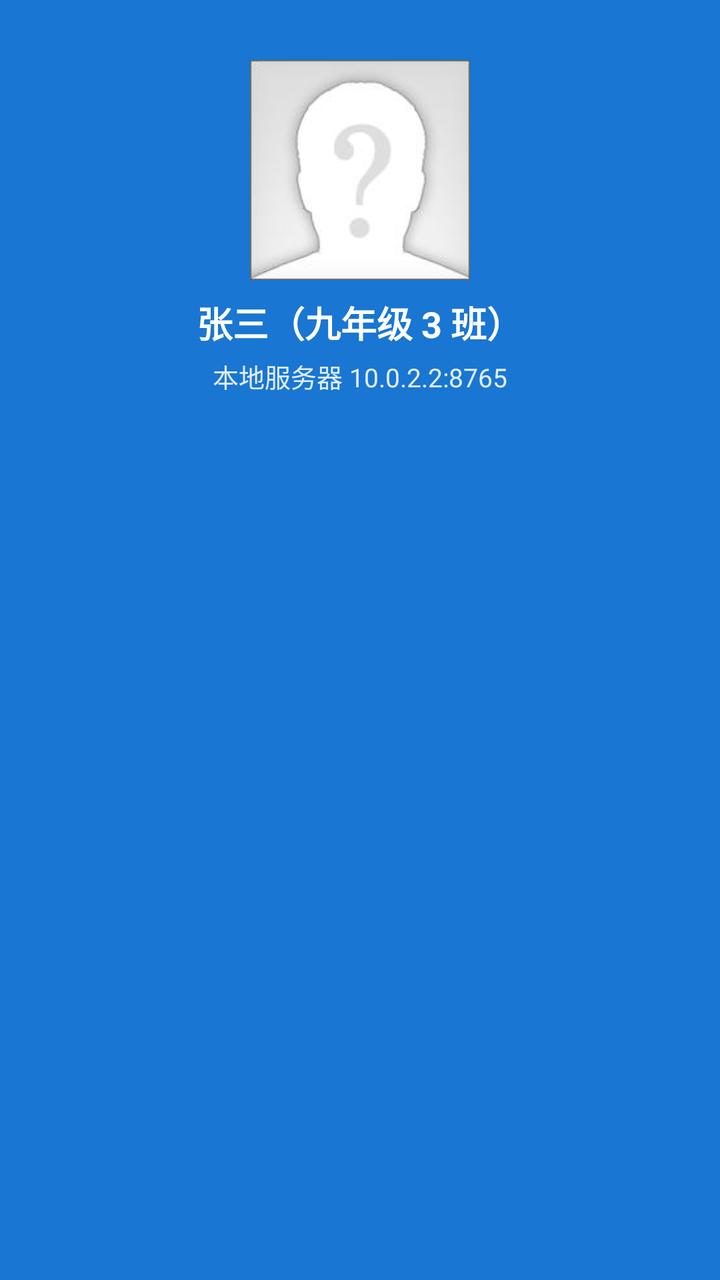
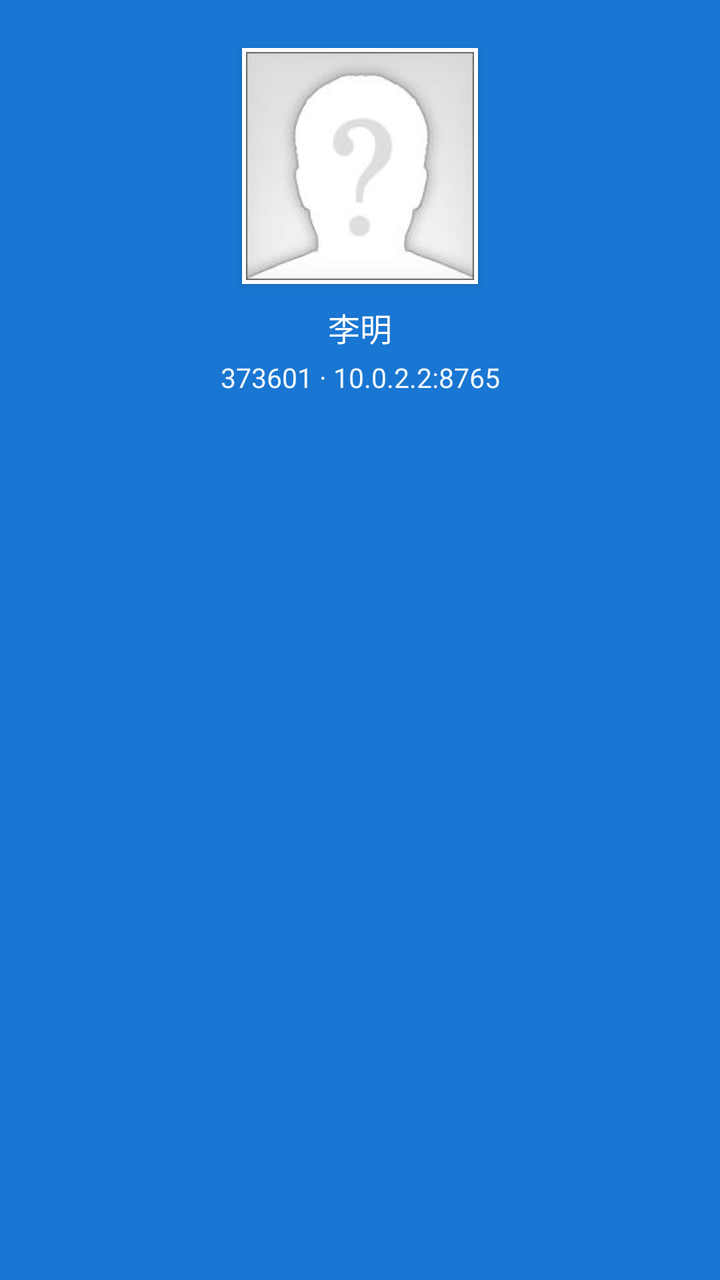

Two renders of the same Android screen: before a commit and after it. Below are the layout's source before the change and the commit's diff.
<!-- AndroidManifest.xml: application theme AppTheme -->
<!-- res/layout/drawer_header.xml -->
<?xml version="1.0" encoding="utf-8"?>
<LinearLayout xmlns:android="http://schemas.android.com/apk/res/android"
    android:layout_width="match_parent"
    android:layout_height="wrap_content"
    android:background="@color/primaryColor"
    android:gravity="center_horizontal"
    android:orientation="vertical"
    android:paddingTop="30dp"
    android:paddingBottom="20dp">

    <ImageView
        android:id="@+id/iv_thumbnail"
        android:layout_width="110dp"
        android:layout_height="110dp"
        android:layout_marginBottom="8dp"
        android:scaleType="centerCrop"
        android:src="@drawable/no_pic" />

    <TextView
        android:id="@+id/textViewStudentName"
        android:layout_width="wrap_content"
        android:layout_height="wrap_content"
        android:text="张三（九年级 3 班）"
        android:textAppearance="?android:textAppearanceMedium"
        android:textColor="#FFFFFFFF"
        android:textStyle="bold" />

    <TextView
        android:id="@+id/textViewServerInfo"
        android:layout_width="match_parent"
        android:layout_height="wrap_content"
        android:layout_marginTop="4dp"
        android:gravity="center"
        android:text="本地服务器 10.0.2.2:8765"
        android:textColor="#DDFFFFFF"
        android:textSize="13sp" />
</LinearLayout>
<!-- resources referenced by this layout -->
<resources>
  <color name="primaryColor">#FF1976D2</color>
  <!-- drawable no_pic: jpg bitmap (drawable, 3181 bytes) -->
  <style name="AppTheme" parent="Theme.MaterialComponents.Light.DarkActionBar">
          <item name="colorPrimary">@color/primaryColor</item>
          <item name="colorPrimaryDark">@color/primaryDarkColor</item>
          <item name="colorAccent">@color/primaryColor</item>
      </style>
  <color name="primaryDarkColor">#FF004BA0</color>
</resources>

<!-- the commit's change to res/layout/drawer_header.xml (unified diff, before → after) -->
@@ -5,14 +5,17 @@
     android:background="@color/primaryColor"
     android:gravity="center_horizontal"
     android:orientation="vertical"
-    android:paddingTop="30dp"
-    android:paddingBottom="20dp">
+    android:paddingTop="24dp"
+    android:paddingBottom="18dp">
 
     <ImageView
         android:id="@+id/iv_thumbnail"
-        android:layout_width="110dp"
-        android:layout_height="110dp"
-        android:layout_marginBottom="8dp"
+        android:layout_width="118dp"
+        android:layout_height="118dp"
+        android:layout_marginBottom="10dp"
+        android:background="#FFFFFFFF"
+        android:elevation="2dp"
+        android:padding="2dp"
         android:scaleType="centerCrop"
         android:src="@drawable/no_pic" />
 
@@ -20,10 +23,10 @@
         android:id="@+id/textViewStudentName"
         android:layout_width="wrap_content"
         android:layout_height="wrap_content"
-        android:text="张三（九年级 3 班）"
+        android:text="李明"
         android:textAppearance="?android:textAppearanceMedium"
         android:textColor="#FFFFFFFF"
-        android:textStyle="bold" />
+        android:textSize="16sp" />
 
     <TextView
         android:id="@+id/textViewServerInfo"
@@ -31,7 +34,7 @@
         android:layout_height="wrap_content"
         android:layout_marginTop="4dp"
         android:gravity="center"
-        android:text="本地服务器 10.0.2.2:8765"
-        android:textColor="#DDFFFFFF"
-        android:textSize="13sp" />
+        android:text="373601 · 10.0.2.2:8765"
+        android:textColor="#EEFFFFFF"
+        android:textSize="13.5sp" />
 </LinearLayout>
